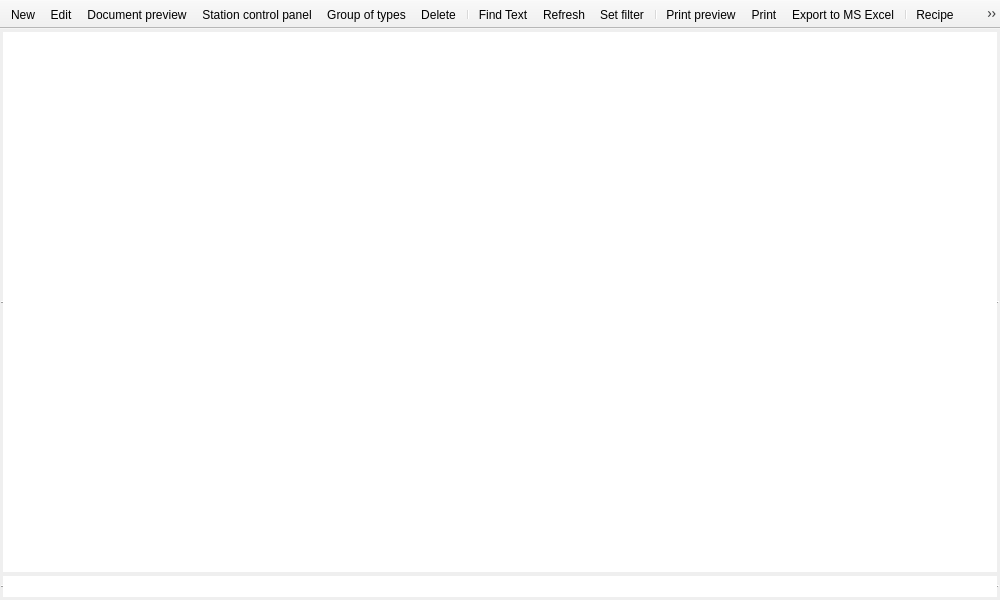
Old version of the form CafeV4_Manager/qbasegrid.ui in the repository End1-1/CafeV4.
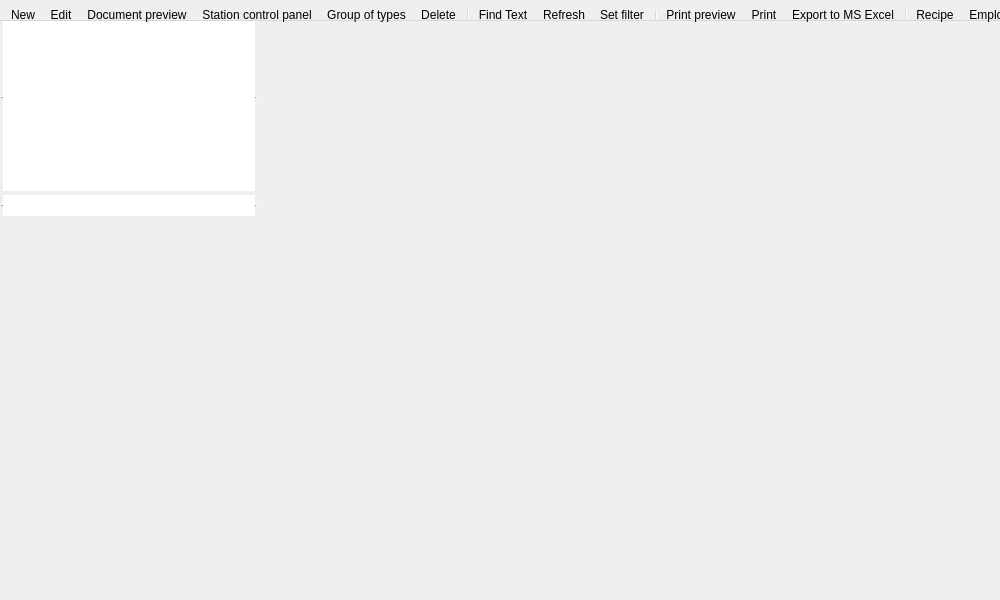
New version of the form. Icons and pictures are not drawn.

```diff
--- a/CafeV4_Manager/qbasegrid.ui
+++ b/CafeV4_Manager/qbasegrid.ui
@@ -1,7 +1,7 @@
 <?xml version="1.0" encoding="UTF-8"?>
 <ui version="4.0">
  <class>BaseGrid</class>
- <widget class="QMainWindow" name="BaseGrid">
+ <widget class="QWidget" name="BaseGrid">
   <property name="geometry">
    <rect>
     <x>0</x>
```
